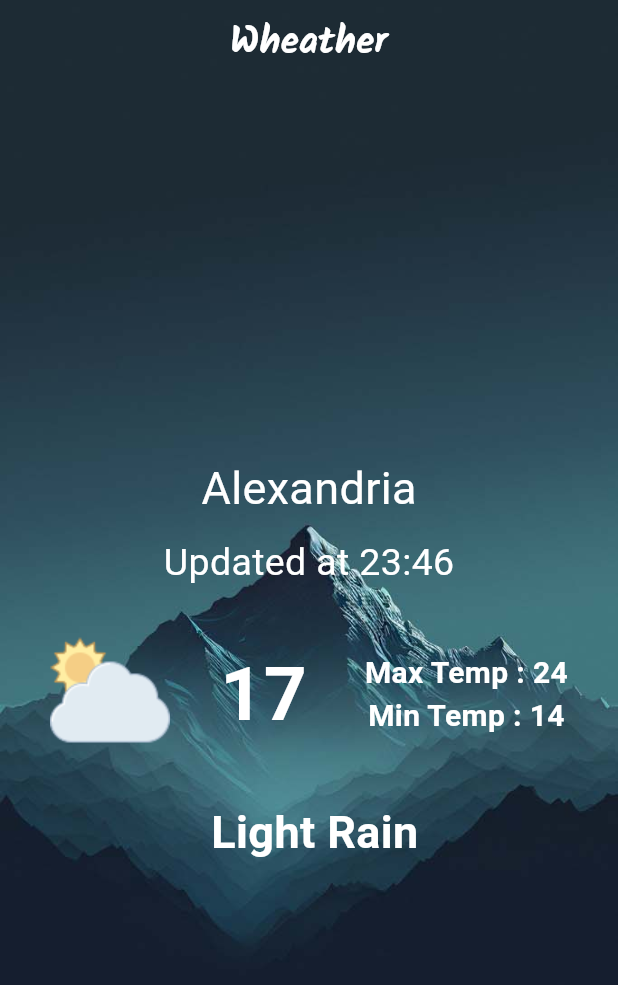
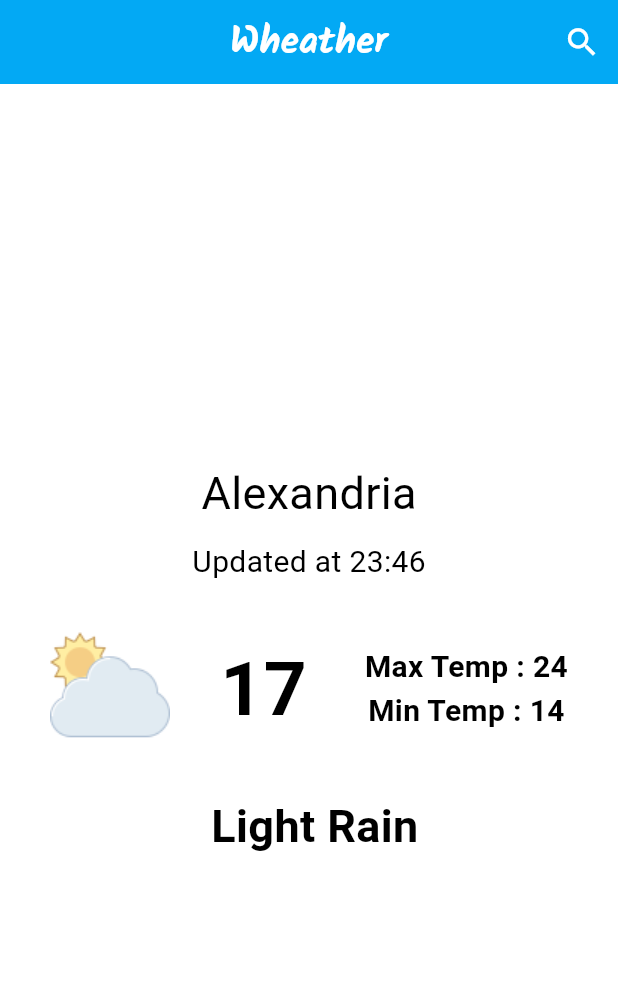
Before and after one commit to Elywa/Weather-App, a Flutter app: the screen it shows after launch, on a phone screen of 412 x 824 dp. Shown: the top 985 px of the screen. Run offline on Flutter 3.47's test engine with Material 3 defaults, Android fonts, the phone set to English and light mode, and no system bars.

```diff
--- a/lib/components/wheather_widget.dart
+++ b/lib/components/wheather_widget.dart
@@ -12,7 +12,7 @@ class WheatherWidget extends StatelessWidget {
           const Text(
             'Alexandria',
             style: TextStyle(
-              color: Colors.white,
+              color: Colors.black,
               fontSize: 30,
             ),
           ),
@@ -22,8 +22,8 @@ class WheatherWidget extends StatelessWidget {
           const Text(
             'Updated at 23:46',
             style: TextStyle(
-              color: Colors.white,
-              fontSize: 25,
+              color: Colors.black,
+              fontSize: 20,
             ),
           ),
           const SizedBox(
@@ -36,7 +36,7 @@ class WheatherWidget extends StatelessWidget {
               const Text(
                 '17',
                 style: TextStyle(
-                    color: Colors.white,
+                    color: Colors.black,
                     fontSize: 50,
                     fontWeight: FontWeight.bold),
               ),
@@ -45,14 +45,14 @@ class WheatherWidget extends StatelessWidget {
                   Text(
                     ' Max Temp : 24',
                     style: TextStyle(
-                        color: Colors.white,
+                        color: Colors.black,
                         fontSize: 20,
                         fontWeight: FontWeight.bold),
                   ),
                   Text(
                     ' Min Temp : 14',
                     style: TextStyle(
-                        color: Colors.white,
+                        color: Colors.black,
                         fontSize: 20,
                         fontWeight: FontWeight.bold),
                   ),
@@ -66,7 +66,7 @@ class WheatherWidget extends StatelessWidget {
           const Text(
             ' Light Rain',
             style: TextStyle(
-              color: Colors.white,
+              color: Colors.black,
               fontSize: 30,
               fontWeight: FontWeight.bold,
             ),
--- a/lib/views/home_view.dart
+++ b/lib/views/home_view.dart
@@ -1,25 +1,36 @@
 import 'package:flutter/material.dart';
-import 'package:wheather_app/components/no_wheather_widget.dart';
+
 import 'package:wheather_app/components/wheather_widget.dart';
+import 'package:wheather_app/views/search_view.dart';
 
 class HomeView extends StatelessWidget {
   const HomeView({super.key});
 
   @override
   Widget build(BuildContext context) {
-    return Container(
-      decoration: const BoxDecoration(
-        image: DecorationImage(
-            image: AssetImage(
-              'assests/images/back.jpg',
+    return Scaffold(
+      backgroundColor: Colors.white,
+      appBar: AppBar(
+        actions: [
+          IconButton(
+            onPressed: () {
+              Navigator.of(context).push(
+                MaterialPageRoute(
+                  builder: (context) {
+                    return const SearchView();
+                  },
                 ),
-            fit: BoxFit.fill),
+              );
+            },
+            icon: const Icon(
+              Icons.search,
+              size: 25,
+              color: Colors.white,
             ),
-      child: Scaffold(
-        backgroundColor: Colors.transparent,
-        appBar: AppBar(
+          ),
+        ],
         centerTitle: true,
-          backgroundColor: Colors.transparent,
+        backgroundColor: Colors.lightBlue,
         title: const Text(
           'Wheather',
           style: TextStyle(
@@ -31,7 +42,6 @@ class HomeView extends StatelessWidget {
         ),
       ),
       body: const WheatherWidget(),
-      ),
     );
   }
 }
```
Also changed, not shown: lib/theme/theme.dart (added, +8 -0 lines), lib/views/search_view.dart (added, +54 -0 lines). Lines whose indentation alone changed are shown as unchanged.
